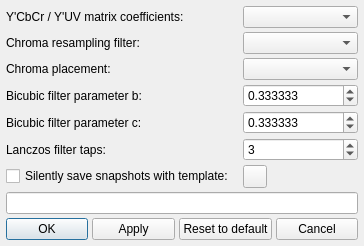
Qt form vsedit/src/preview/preview_advanced_settings_dialog.ui (YomikoR/VapourSynth-Editor) before a commit.
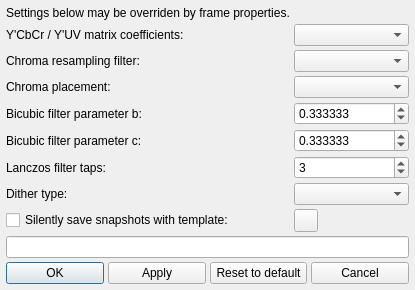
The same form after that commit. Icons and pictures are not drawn.

Commit message: Add options for dither type

The edit to the form file:
```diff
--- a/vsedit/src/preview/preview_advanced_settings_dialog.ui
+++ b/vsedit/src/preview/preview_advanced_settings_dialog.ui
@@ -29,58 +29,65 @@
    <property name="spacing">
     <number>4</number>
    </property>
-   <item row="3" column="0">
+   <item row="0">
+    <widget class="QLabel" name="label_text">
+     <property name="text">
+      <string>Settings below may be overriden by frame properties.</string>
+     </property>
+    </widget>
+   </item>
+   <item row="4" column="0">
     <widget class="QLabel" name="label_4">
      <property name="text">
       <string>Bicubic filter parameter b:</string>
      </property>
     </widget>
    </item>
-   <item row="0" column="1">
+   <item row="1" column="1">
     <widget class="QComboBox" name="yuvMatrixCoefficientsComboBox"/>
    </item>
-   <item row="2" column="1">
+   <item row="3" column="1">
     <widget class="QComboBox" name="chromaPlacementComboBox"/>
    </item>
-   <item row="1" column="1">
+   <item row="2" column="1">
     <widget class="QComboBox" name="chromaResamplingFilterComboBox"/>
    </item>
-   <item row="1" column="0">
+   <item row="2" column="0">
     <widget class="QLabel" name="label_2">
      <property name="text">
       <string>Chroma resampling filter:</string>
      </property>
     </widget>
    </item>
-   <item row="0" column="0">
+   <item row="1" column="0">
     <widget class="QLabel" name="label">
      <property name="text">
       <string>Y'CbCr / Y'UV matrix coefficients:</string>
      </property>
     </widget>
    </item>
-   <item row="2" column="0">
+   <item row="3" column="0">
     <widget class="QLabel" name="label_3">
      <property name="text">
       <string>Chroma placement:</string>
      </property>
     </widget>
    </item>
-   <item row="5" column="0">
+   <item row="6" column="0">
     <widget class="QLabel" name="label_6">
      <property name="text">
       <string>Lanczos filter taps:</string>
      </property>
     </widget>
    </item>
-   <item row="4" column="0">
+   <item row="5" column="0">
     <widget class="QLabel" name="label_5">
      <property name="text">
       <string>Bicubic filter parameter c:</string>
      </property>
     </widget>
    </item>
-   <item row="4" column="1">
+   <item row="5" column="1">
     <widget class="QDoubleSpinBox" name="bicubicFilterParameterCSpinBox">
      <property name="decimals">
       <number>6</number>
@@ -99,7 +106,7 @@
      </property>
     </widget>
    </item>
-   <item row="3" column="1">
+   <item row="4" column="1">
     <widget class="QDoubleSpinBox" name="bicubicFilterParameterBSpinBox">
      <property name="decimals">
       <number>6</number>
@@ -118,7 +125,7 @@
      </property>
     </widget>
    </item>
-   <item row="8" column="0" colspan="2">
+   <item row="10" column="0" colspan="2">
     <layout class="QHBoxLayout" name="horizontalLayout">
      <item>
       <widget class="QPushButton" name="okButton">
@@ -153,7 +160,17 @@
      </item>
     </layout>
    </item>
-   <item row="5" column="1">
+   <item row="7" column="0">
+    <widget class="QLabel" name="label_dither">
+     <property name="text">
+      <string>Dither type:</string>
+     </property>
+    </widget>
+   </item>
+   <item row="7" column="1">
+    <widget class="QComboBox" name="ditherTypeComboBox"/>
+   </item>
+   <item row="6" column="1">
     <widget class="QSpinBox" name="lanczosFilterTapsSpinBox">
      <property name="minimum">
       <number>2</number>
@@ -166,14 +183,14 @@
      </property>
     </widget>
    </item>
-   <item row="6" column="0">
+   <item row="8" column="0">
     <widget class="QCheckBox" name="silentSnapshotCheckBox">
      <property name="text">
       <string>Silently save snapshots with template:</string>
      </property>
     </widget>
    </item>
-   <item row="6" column="1">
+   <item row="8" column="1">
     <widget class="QToolButton" name="argumentsHelpButton">
      <property name="text">
      </property>
@@ -183,7 +200,7 @@
      </property>
     </widget>
    </item>
-   <item row="7" column="0" colspan="2">
+   <item row="9" column="0" colspan="2">
     <widget class="QLineEdit" name="saveSnapshotTemplateLineEdit">
     </widget>
    </item>
```
The commit also changes 7 other files.
